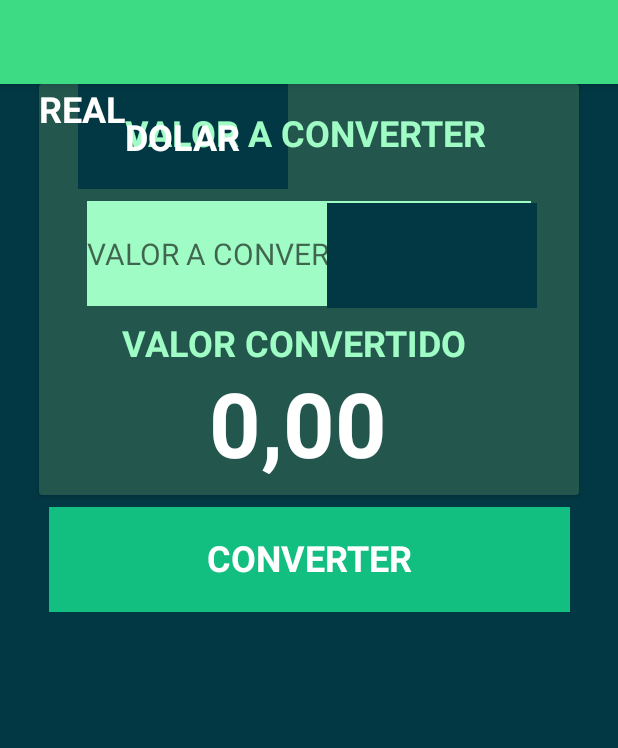
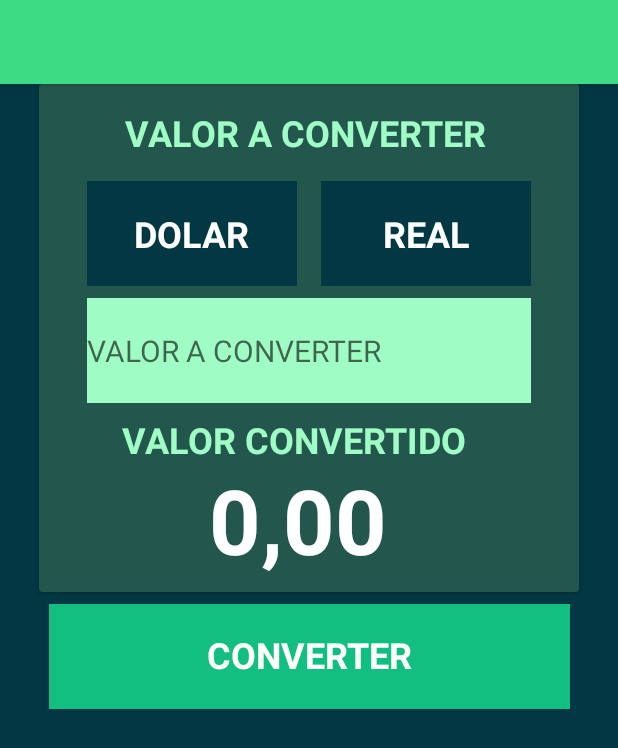
Before and after one commit to douginfodev/imersaodev6, an Android app: the screen it shows after launch (MainActivity), on a phone screen of 412 x 824 dp. Shown: the top 748 px of the screen. Run offline under Robolectric (Android 15) with nearby library versions, the phone set to English and light mode, and no system bars; our stand-ins replace data binding.

Commit message:
Finished Conversor Layout

```diff
--- a/app/src/main/res/layout/fragment_conversor.xml
+++ b/app/src/main/res/layout/fragment_conversor.xml
@@ -73,27 +73,29 @@
                     app:layout_constraintStart_toStartOf="parent"
                     app:layout_constraintTop_toBottomOf="@+id/BtnMoeda1" />
 
+
                 <ImageButton
                     android:id="@+id/btnmoeda2"
                     android:layout_width="140dp"
                     android:layout_height="70dp"
-                    android:layout_marginEnd="28dp"
-                    android:layout_marginTop="24dp"
                     android:padding="0dp"
                     app:layout_constraintEnd_toEndOf="parent"
-                    app:layout_constraintTop_toBottomOf="@+id/txtViewValor"
-                    app:srcCompat="@color/bck_mobile" />
+                    app:layout_constraintHorizontal_bias="0.854"
+                    app:layout_constraintStart_toStartOf="parent"
+                    app:layout_constraintTop_toTopOf="@+id/guideline"
+                    app:srcCompat="@color/bck_mobile"
+                    tools:layout_editor_absoluteY="65dp" />
 
                 <ImageButton
                     android:id="@+id/BtnMoeda1"
                     android:layout_width="140dp"
                     android:layout_height="70dp"
                     android:padding="0dp"
-                    app:layout_constraintEnd_toStartOf="@+id/btnmoeda2"
-                    app:layout_constraintHorizontal_bias="0.5"
+                    app:layout_constraintEnd_toEndOf="parent"
+                    app:layout_constraintHorizontal_bias="0.145"
                     app:layout_constraintStart_toStartOf="parent"
-                    app:srcCompat="@color/bck_mobile"
-                    tools:layout_editor_absoluteY="82dp" />
+                    app:layout_constraintTop_toTopOf="@+id/guideline"
+                    app:srcCompat="@color/bck_mobile" />
 
                 <TextView
                     android:id="@+id/txtViewValor"
@@ -129,8 +131,10 @@
                     android:layout_height="wrap_content"
                     android:layout_gravity="center"
                     android:text="@string/tit_real"
-                    tools:layout_editor_absoluteX="230dp"
-                    tools:layout_editor_absoluteY="101dp" />
+                    app:layout_constraintBottom_toBottomOf="@+id/btnmoeda2"
+                    app:layout_constraintEnd_toEndOf="@+id/btnmoeda2"
+                    app:layout_constraintStart_toStartOf="@+id/btnmoeda2"
+                    app:layout_constraintTop_toTopOf="@+id/btnmoeda2" />
 
                 <TextView
                     android:id="@+id/txtvwresmoeda"
@@ -165,6 +169,18 @@
                     app:layout_constraintHorizontal_bias="0.5"
                     app:layout_constraintStart_toStartOf="parent"
                     app:layout_constraintTop_toBottomOf="@+id/edtTxtl" />
+
+                <androidx.constraintlayout.widget.Guideline
+                    android:id="@+id/guideline"
+                    android:layout_width="0dp"
+                    android:layout_height="wrap_content"
+                    android:layout_marginEnd="360dp"
+                    android:layout_marginTop="20dp"
+                    android:orientation="horizontal"
+                    app:layout_constraintEnd_toEndOf="parent"
+                    app:layout_constraintGuide_begin="65dp"
+                    app:layout_constraintStart_toStartOf="parent"
+                    app:layout_constraintTop_toTopOf="parent" />
             </androidx.constraintlayout.widget.ConstraintLayout>
 
         </androidx.cardview.widget.CardView>
```
